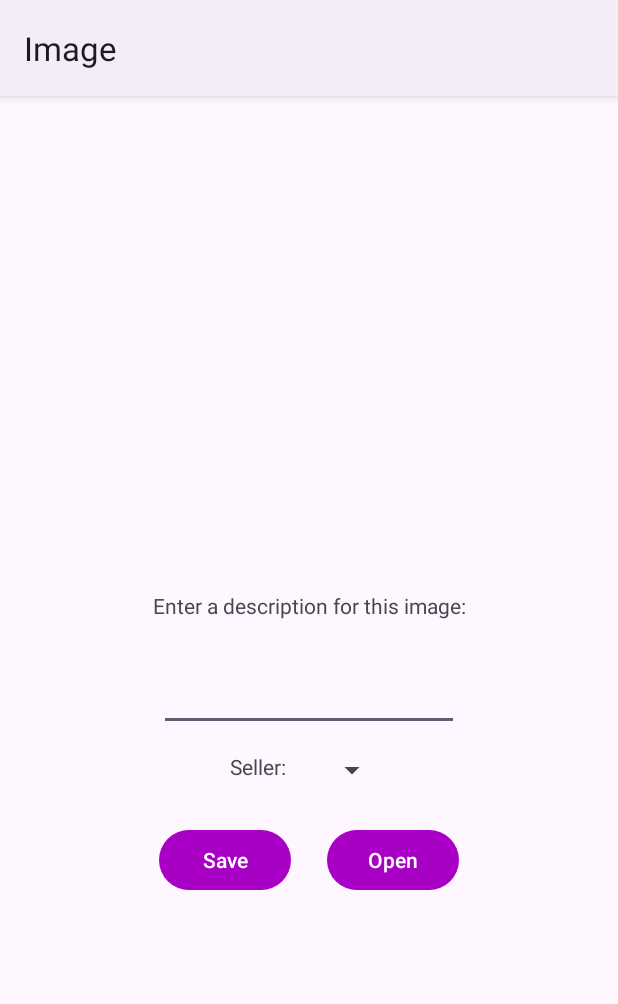
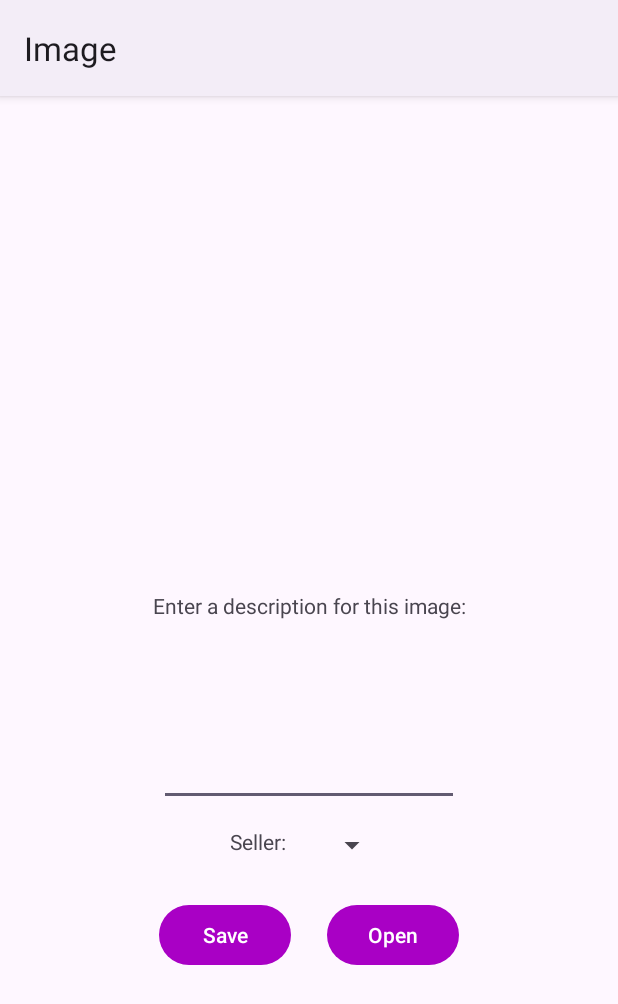
Before and after one commit to keerthivasansa/ImageMapper, an Android app: the ImageIntent screen opened directly, with no data from a screen before it, on a phone screen of 412 x 824 dp. Shown: the top 1004 px of the screen. Run offline under Robolectric (Android 15) with nearby library versions, the phone set to English and light mode, and no system bars; our stand-ins replace Firebase (no records; nobody signed in at launch, a user with empty details on screens opened directly); pictures from the network do not load.

```diff
--- a/app/src/main/res/layout/activity_image_intent.xml
+++ b/app/src/main/res/layout/activity_image_intent.xml
@@ -32,13 +32,16 @@
         android:layout_marginTop="40dp"
         android:text="Enter a description for this image:" />
 
-    <EditText
-        android:id="@+id/url_input"
-        android:layout_width="200dp"
-        android:layout_height="50dp"
-        android:textSize="12sp"
-        android:layout_marginTop="24dp"
-        />
+        <EditText
+            android:id="@+id/desc_input"
+            android:layout_width="200dp"
+            android:layout_height="100dp"
+            android:textSize="12sp"
+            android:scrollbarStyle="outsideInset"
+            android:inputType="textMultiLine"
+            android:layout_marginTop="24dp"
+            />
+
 
         <LinearLayout
             android:layout_width="wrap_content"
```
Also changed, not shown: app/src/main/java/com/keerthivasan/imagemapper/ImageIntent.kt (+19 -9 lines).
